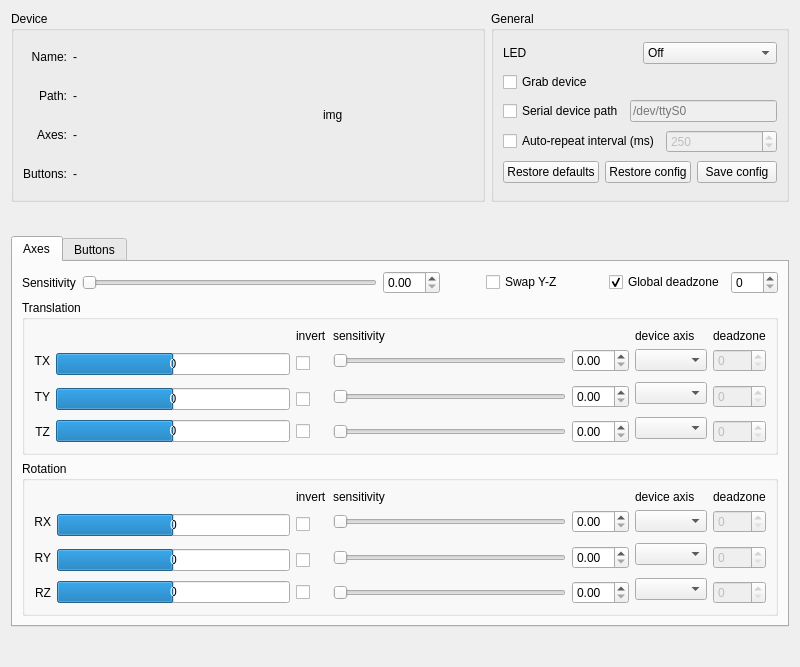
Above: ui/spnavcfg.ui from FreeSpacenav/spnavcfg before the change. Below: the same form after it.
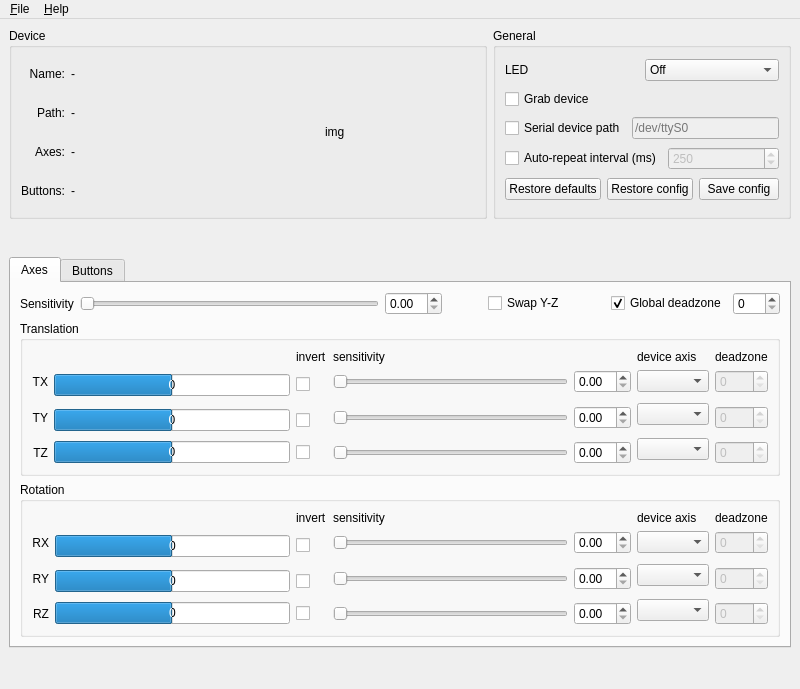
That is the form after the change.

Commit message: changed the window type to QMainWindow, added menubar, and about dialog

Diff of the .ui file:
```diff
--- a/ui/spnavcfg.ui
+++ b/ui/spnavcfg.ui
@@ -1,18 +1,19 @@
 <?xml version="1.0" encoding="UTF-8"?>
 <ui version="4.0">
  <class>win_main</class>
- <widget class="QWidget" name="win_main">
+ <widget class="QMainWindow" name="win_main">
   <property name="geometry">
    <rect>
     <x>0</x>
     <y>0</y>
     <width>800</width>
-    <height>667</height>
+    <height>689</height>
    </rect>
   </property>
   <property name="windowTitle">
    <string>Spacenav configuration</string>
   </property>
+  <widget class="QWidget" name="centralwidget">
   <layout class="QVBoxLayout" name="verticalLayout_3">
    <item>
     <layout class="QHBoxLayout" name="horizontalLayout_6">
@@ -956,6 +957,45 @@
     </spacer>
    </item>
   </layout>
+  </widget>
+  <widget class="QMenuBar" name="menuBar">
+   <property name="geometry">
+    <rect>
+     <x>0</x>
+     <y>0</y>
+     <width>800</width>
+     <height>22</height>
+    </rect>
+   </property>
+   <widget class="QMenu" name="menu_File">
+    <property name="title">
+     <string>&amp;File</string>
+    </property>
+    <addaction name="act_default"/>
+    <addaction name="act_loadcfg"/>
+    <addaction name="act_savecfg"/>
+    <addaction name="separator"/>
+    <addaction name="act_quit"/>
+   </widget>
+   <widget class="QMenu" name="menu_Help">
+    <property name="title">
+     <string>&amp;Help</string>
+    </property>
+    <addaction name="act_about"/>
+   </widget>
+   <addaction name="menu_File"/>
+   <addaction name="menu_Help"/>
+  </widget>
+  <action name="act_default">
+   <property name="text">
+    <string>Restore &amp;defaults</string>
+   </property>
+  </action>
+  <action name="act_loadcfg">
+   <property name="text">
+    <string>&amp;Restore config</string>
+   </property>
+  </action>
   <action name="act_savecfg">
    <property name="text">
     <string>Save config</string>
```
Left out of the diff: 175 changed lines with no effect on the pictures. Lines whose indentation alone changed are shown as unchanged. The commit also changes 5 other files.
